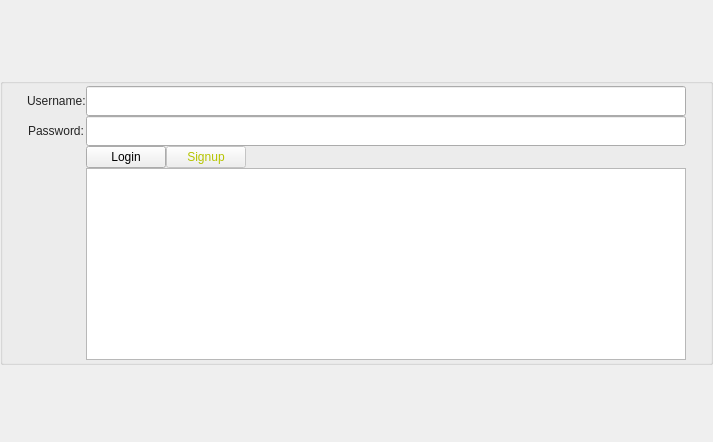
Above: handleloging.ui from futuregainz/iPlayMovie before the change. Below: the same form after it.
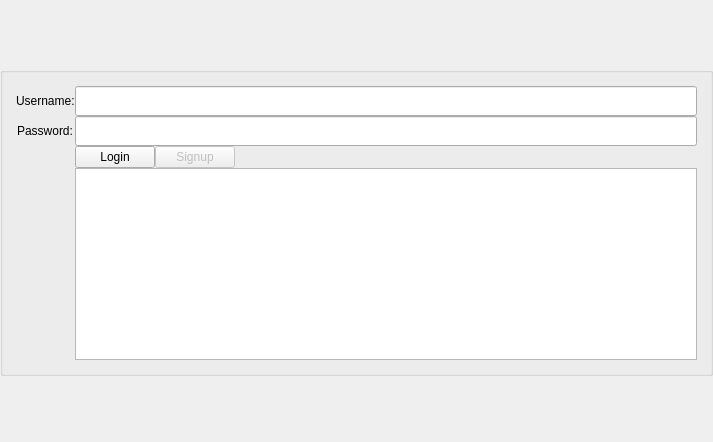
That is the form after the change.

```diff
--- a/handleloging.ui
+++ b/handleloging.ui
@@ -22,124 +22,6 @@
     <height>0</height>
    </size>
   </property>
-  <property name="palette">
-   <palette>
-    <active>
-     <colorrole role="WindowText">
-      <brush brushstyle="SolidPattern">
-       <color alpha="216">
-        <red>0</red>
-        <green>0</green>
-        <blue>0</blue>
-       </color>
-      </brush>
-     </colorrole>
-     <colorrole role="Dark">
-      <brush brushstyle="SolidPattern">
-       <color alpha="255">
-        <red>181</red>
-        <green>196</green>
-        <blue>0</blue>
-       </color>
-      </brush>
-     </colorrole>
-     <colorrole role="Text">
-      <brush brushstyle="SolidPattern">
-       <color alpha="216">
-        <red>0</red>
-        <green>0</green>
-        <blue>0</blue>
-       </color>
-      </brush>
-     </colorrole>
-     <colorrole role="ButtonText">
-      <brush brushstyle="SolidPattern">
-       <color alpha="255">
-        <red>0</red>
-        <green>0</green>
-        <blue>0</blue>
-       </color>
-      </brush>
-     </colorrole>
-    </active>
-    <inactive>
-     <colorrole role="WindowText">
-      <brush brushstyle="SolidPattern">
-       <color alpha="216">
-        <red>0</red>
-        <green>0</green>
-        <blue>0</blue>
-       </color>
-      </brush>
-     </colorrole>
-     <colorrole role="Dark">
-      <brush brushstyle="SolidPattern">
-       <color alpha="255">
-        <red>181</red>
-        <green>196</green>
-        <blue>0</blue>
-       </color>
-      </brush>
-     </colorrole>
-     <colorrole role="Text">
-      <brush brushstyle="SolidPattern">
-       <color alpha="216">
-        <red>0</red>
-        <green>0</green>
-        <blue>0</blue>
-       </color>
-      </brush>
-     </colorrole>
-     <colorrole role="ButtonText">
-      <brush brushstyle="SolidPattern">
-       <color alpha="255">
-        <red>0</red>
-        <green>0</green>
-        <blue>0</blue>
-       </color>
-      </brush>
-     </colorrole>
-    </inactive>
-    <disabled>
-     <colorrole role="WindowText">
-      <brush brushstyle="SolidPattern">
-       <color alpha="255">
-        <red>181</red>
-        <green>196</green>
-        <blue>0</blue>
-       </color>
-      </brush>
-     </colorrole>
-     <colorrole role="Dark">
-      <brush brushstyle="SolidPattern">
-       <color alpha="255">
-        <red>181</red>
-        <green>196</green>
-        <blue>0</blue>
-       </color>
-      </brush>
-     </colorrole>
-     <colorrole role="Text">
-      <brush brushstyle="SolidPattern">
-       <color alpha="255">
-        <red>181</red>
-        <green>196</green>
-        <blue>0</blue>
-       </color>
-      </brush>
-     </colorrole>
-     <colorrole role="ButtonText">
-      <brush brushstyle="SolidPattern">
-       <color alpha="255">
-        <red>181</red>
-        <green>196</green>
-        <blue>0</blue>
-       </color>
-      </brush>
-     </colorrole>
-    </disabled>
-   </palette>
-  </property>
   <property name="windowTitle">
    <string>Form</string>
   </property>
@@ -220,7 +102,7 @@
          <enum>QLayout::SetNoConstraint</enum>
         </property>
         <property name="fieldGrowthPolicy">
-         <enum>QFormLayout::FieldsStayAtSizeHint</enum>
+         <enum>QFormLayout::ExpandingFieldsGrow</enum>
         </property>
         <property name="labelAlignment">
          <set>Qt::AlignCenter</set>
@@ -235,16 +117,16 @@
          <number>0</number>
         </property>
         <property name="leftMargin">
-         <number>1</number>
+         <number>12</number>
         </property>
         <property name="topMargin">
-         <number>1</number>
+         <number>12</number>
         </property>
         <property name="rightMargin">
-         <number>1</number>
+         <number>12</number>
         </property>
         <property name="bottomMargin">
-         <number>1</number>
+         <number>12</number>
         </property>
         <item row="0" column="0">
          <widget class="QLabel" name="uname_Label">
```
